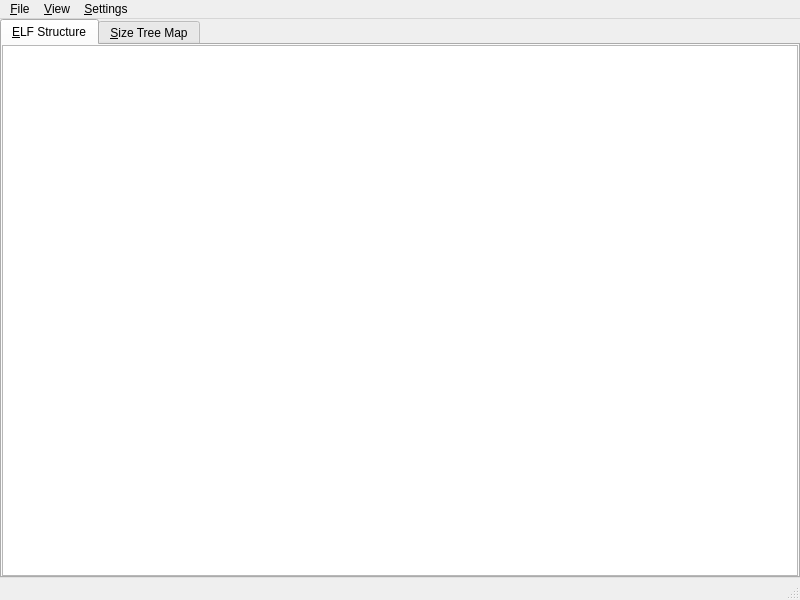
Before: the Qt Designer form ui/mainwindow.ui in KDE/elf-dissector, drawn with Qt 5.
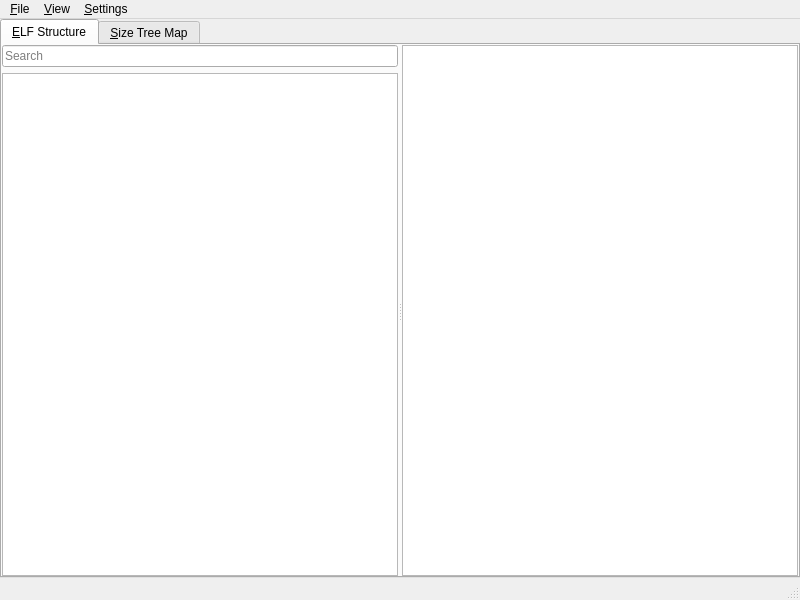
After: the same form once the commit is applied. Icons and pictures are not drawn.

Commit message: Add details view to the ELF tree.

Patch:
```diff
--- a/ui/mainwindow.ui
+++ b/ui/mainwindow.ui
@@ -38,7 +38,7 @@
        <attribute name="title">
         <string>&amp;ELF Structure</string>
        </attribute>
-       <layout class="QVBoxLayout" name="verticalLayout">
+       <layout class="QVBoxLayout" name="verticalLayout_4">
         <property name="leftMargin">
          <number>0</number>
         </property>
@@ -52,7 +52,26 @@
          <number>0</number>
         </property>
         <item>
-         <widget class="QTreeView" name="elfStructureView"/>
+         <widget class="QSplitter" name="splitter">
+          <property name="orientation">
+           <enum>Qt::Horizontal</enum>
+          </property>
+          <widget class="QWidget" name="">
+           <layout class="QVBoxLayout" name="verticalLayout">
+            <item>
+             <widget class="QLineEdit" name="elfStructureSearchLine">
+              <property name="placeholderText">
+               <string>Search</string>
+              </property>
+             </widget>
+            </item>
+            <item>
+             <widget class="QTreeView" name="elfStructureView"/>
+            </item>
+           </layout>
+          </widget>
+          <widget class="QTextBrowser" name="elfDetailView"/>
+         </widget>
         </item>
        </layout>
       </widget>
```
Left out of the diff: 8 changed lines with no effect on the pictures. The commit also changes 2 other files.
